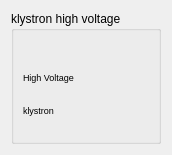
Old version of the form src/widgets/klystronHV.ui in the repository srgblnch/LinacGUI.
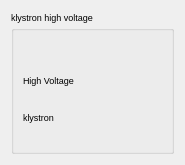
New version of the form. Custom widgets are drawn as their Qt base class.

Commit message: changes in the font size and the subwidget compact to fix visualization issues

```diff
--- a/src/widgets/klystronHV.ui
+++ b/src/widgets/klystronHV.ui
@@ -6,8 +6,8 @@
    <rect>
     <x>0</x>
     <y>0</y>
-    <width>172</width>
-    <height>136</height>
+    <width>185</width>
+    <height>165</height>
    </rect>
   </property>
   <property name="windowTitle">
@@ -16,6 +16,11 @@
   <layout class="QGridLayout" name="gridLayout">
    <item row="0" column="0">
     <widget class="TaurusGroupBox" name="highVoltageGroup">
+     <property name="font">
+      <font>
+       <pointsize>7</pointsize>
+      </font>
+     </property>
      <property name="title">
       <string>klystron high voltage</string>
      </property>
```
The commit also changes 23 other files.
